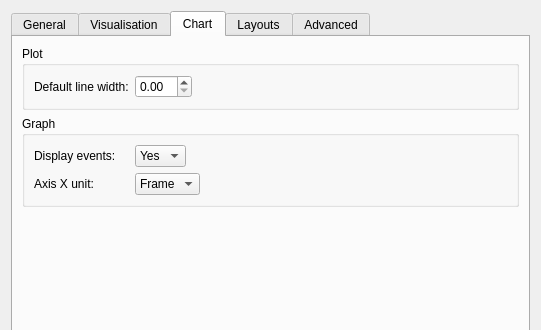
Biomechanical-ToolKit/BTKCore, file Tools/Mokka/Preferences.ui: the form before one commit; both pictures show x 0 to 541 and y 0 to 330 of the 541 by 557 pixel window.
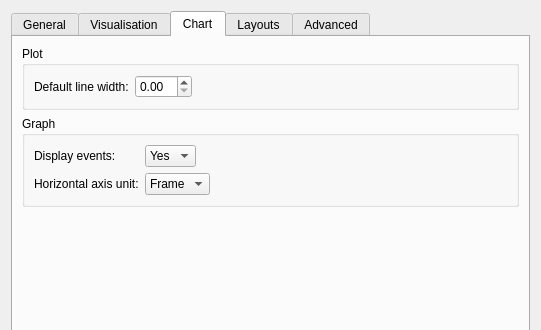
The form after the commit. The open tabs and pages were chosen to show the change. Custom widgets are drawn as their Qt base class.

```diff
--- a/Tools/Mokka/Preferences.ui
+++ b/Tools/Mokka/Preferences.ui
@@ -703,7 +703,7 @@
           <item row="1" column="0">
            <widget class="QLabel" name="label_27">
             <property name="text">
-             <string>Axis X unit:</string>
+             <string>Horizontal axis unit:</string>
             </property>
            </widget>
           </item>
```
